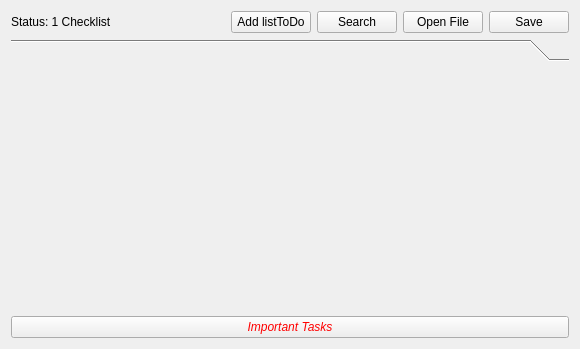
Old version of the form mainWindow.ui in the repository ValeriaNardoni/ListaToDo.
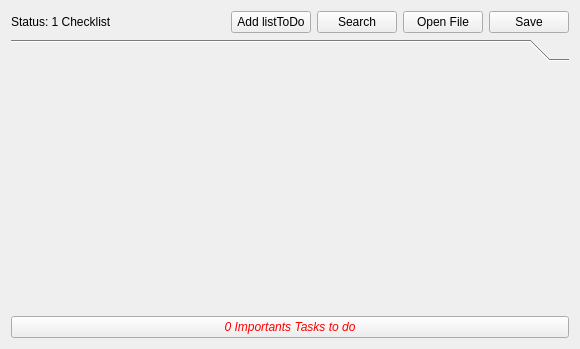
New version of the form.

Patch:
```diff
--- a/mainWindow.ui
+++ b/mainWindow.ui
@@ -97,7 +97,7 @@
        </string>
       </property>
       <property name="text">
-       <string>Important Tasks</string>
+       <string>0 Importants Tasks to do</string>
       </property>
      </widget>
     </item>
```
